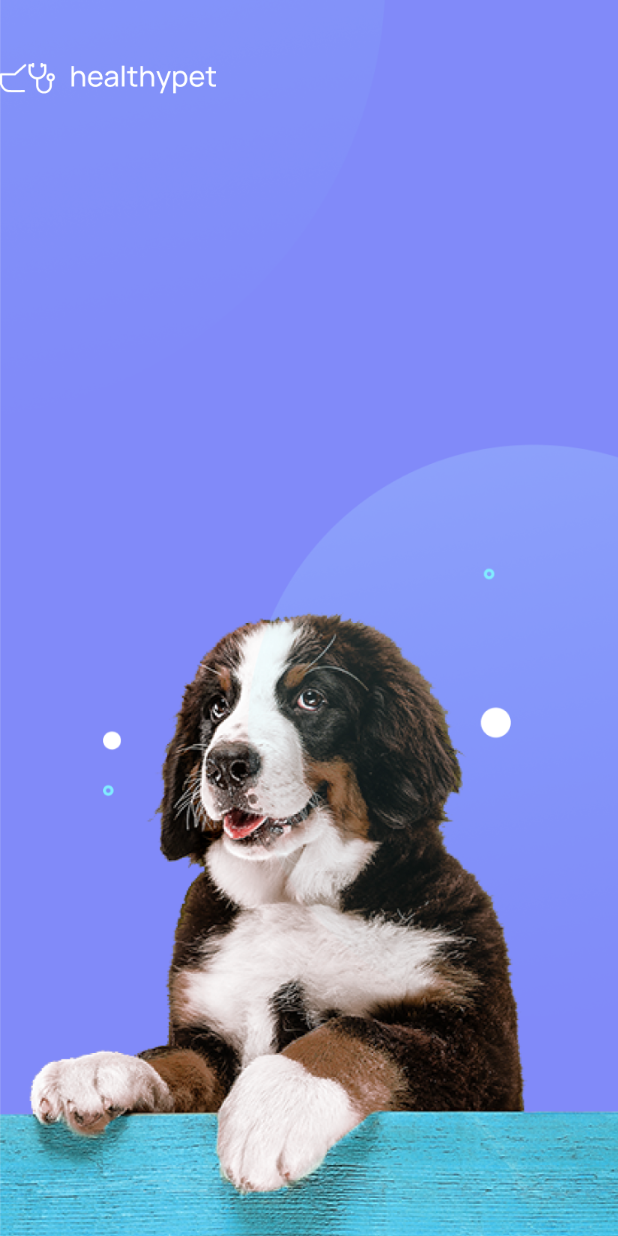
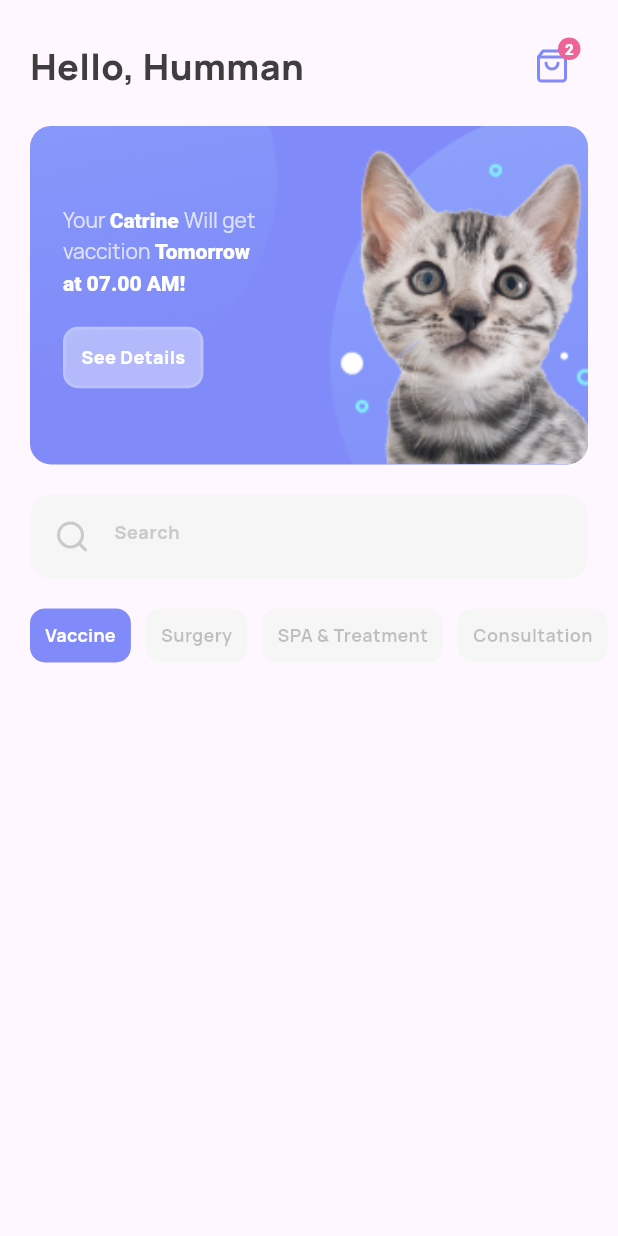
Before and after one commit to farhanariyanto03/ui_flutter1, a Flutter app: the screen it shows after launch, on a phone screen of 412 x 824 dp. Run offline on Flutter 3.47's test engine with Material 3 defaults, Android fonts, the phone set to English and light mode, and no system bars; our stand-ins replace flutter_feather_icons, google_fonts.

Commit message:
home screen

```diff
--- /dev/null
+++ b/lib/home_screen.dart
@@ -0,0 +1,204 @@
+import 'package:flutter/cupertino.dart';
+import 'package:flutter/material.dart';
+import 'package:flutter/services.dart';
+import 'package:flutter_feather_icons/flutter_feather_icons.dart';
+import 'package:google_fonts/google_fonts.dart';
+
+var services = ['Vaccine', 'Surgery', 'SPA & Treatment', 'Consultation'];
+var selectedService = 0;
+
+class HomeScreen extends StatelessWidget {
+  const HomeScreen({Key? key}) : super(key: key);
+
+  @override
+  Widget build(BuildContext context) {
+    SystemChrome.setSystemUIOverlayStyle(SystemUiOverlayStyle.dark);
+    return Scaffold(
+      body: SafeArea(
+        child: Column(
+          children: [
+            const SizedBox(height: 20),
+            _greetings(),
+            const SizedBox(height: 16),
+            _card(),
+            const SizedBox(height: 20),
+            _search(),
+            const SizedBox(
+              height: 20,
+            ),
+            SizedBox(
+              height: 36,
+              child: ListView.separated(
+                  padding: EdgeInsets.symmetric(horizontal: 20),
+                  scrollDirection: Axis.horizontal,
+                  itemBuilder: (context, index) => Container(
+                        padding: EdgeInsets.symmetric(horizontal: 10),
+                        decoration: BoxDecoration(
+                            color: selectedService == index
+                                ? Color(0xFF818AF9)
+                                : Color(0XFFF6F6F6),
+                            borderRadius: BorderRadius.circular(10)),
+                        child: Center(
+                          child: Text(
+                            services[index],
+                            style: GoogleFonts.manrope(
+                                fontSize: 12,
+                                fontWeight: FontWeight.bold,
+                                color: selectedService == index
+                                    ? Colors.white
+                                    : Color(0XFF3F3E3F).withOpacity(.3)),
+                          ),
+                        ),
+                      ),
+                  separatorBuilder: (context, index) => const SizedBox(
+                        width: 10,
+                      ),
+                  itemCount: services.length),
+            )
+          ],
+        ),
+      ),
+    );
+  }
+
+  Widget _search() {
+    return Container(
+      margin: const EdgeInsets.symmetric(horizontal: 20),
+      padding: const EdgeInsets.symmetric(vertical: 4, horizontal: 4),
+      decoration: BoxDecoration(
+          color: const Color(0xFFF6F6F6),
+          borderRadius: BorderRadius.circular(14)),
+      child: TextFormField(
+        decoration: InputDecoration(
+            border: InputBorder.none,
+            prefixIcon: Icon(
+              FeatherIcons.search,
+              color: const Color(0xFFCACACA),
+            ),
+            hintText: "Search",
+            hintStyle: GoogleFonts.manrope(
+                fontSize: 12,
+                fontWeight: FontWeight.bold,
+                color: const Color(0xFFCACACA),
+                height: 150 / 100)),
+      ),
+    );
+  }
+
+  AspectRatio _card() {
+    return AspectRatio(
+      aspectRatio: 336 / 184,
+      child: Container(
+        clipBehavior: Clip.hardEdge,
+        margin: const EdgeInsets.symmetric(horizontal: 20),
+        decoration: BoxDecoration(
+          borderRadius: BorderRadius.circular(14),
+          color: const Color(0xFF818AF9),
+        ),
+        child: Stack(
+          children: [
+            Image.asset(
+              'assets/images/background_card.png',
+              height: double.infinity,
+              width: double.infinity,
+              fit: BoxFit.cover,
+            ),
+            Padding(
+              padding: const EdgeInsets.symmetric(horizontal: 22),
+              child: Column(
+                mainAxisAlignment: MainAxisAlignment.center,
+                crossAxisAlignment: CrossAxisAlignment.start,
+                children: [
+                  RichText(
+                      text: TextSpan(
+                          text: "Your ",
+                          style: GoogleFonts.manrope(
+                              fontSize: 14,
+                              color: Color(0xFFDEE1FE),
+                              height: 150 / 100),
+                          children: const [
+                        TextSpan(
+                            text: "Catrine ",
+                            style: TextStyle(
+                                color: Colors.white,
+                                fontWeight: FontWeight.w800)),
+                        TextSpan(text: "Will get\nvaccition "),
+                        TextSpan(
+                            text: "Tomorrow\nat 07.00 AM! ",
+                            style: TextStyle(
+                                color: Colors.white,
+                                fontWeight: FontWeight.w800))
+                      ])),
+                  const SizedBox(height: 20),
+                  Container(
+                    padding: const EdgeInsets.all(10),
+                    decoration: BoxDecoration(
+                        color: Colors.white.withOpacity(.4),
+                        border: Border.all(
+                            color: Colors.white.withOpacity(.12), width: 2),
+                        borderRadius: BorderRadius.circular(10)),
+                    child: Text(
+                      "See Details",
+                      style: GoogleFonts.manrope(
+                          fontSize: 12,
+                          fontWeight: FontWeight.w800,
+                          color: Colors.white),
+                    ),
+                  ),
+                ],
+              ),
+            )
+          ],
+        ),
+      ),
+    );
+  }
+
+  Padding _greetings() {
+    return Padding(
+      padding: EdgeInsets.symmetric(horizontal: 20),
+      child: Row(
+        mainAxisAlignment: MainAxisAlignment.spaceBetween,
+        children: [
+          Text(
+            "Hello, Humman",
+            style: GoogleFonts.manrope(
+                fontSize: 24,
+                fontWeight: FontWeight.w800,
+                color: const Color(0xFF3F3E3F)),
+          ),
+          Stack(
+            children: [
+              IconButton(
+                onPressed: () {},
+                icon: Icon(
+                  FeatherIcons.shoppingBag,
+                  color: const Color(0xFF818AF9),
+                ),
+              ),
+              Positioned(
+                right: 5,
+                top: 5,
+                child: Container(
+                  height: 15,
+                  width: 15,
+                  decoration: BoxDecoration(
+                      color: Color(0xFFEF6497),
+                      borderRadius: BorderRadius.circular(15 / 2)),
+                  child: Center(
+                      child: Text(
+                    "2",
+                    style: GoogleFonts.mPlus1p(
+                        color: Colors.white,
+                        fontSize: 10,
+                        fontWeight: FontWeight.w800),
+                  )),
+                ),
+              )
+            ],
+          ),
+        ],
+      ),
+    );
+  }
+}
--- a/lib/splash_screen.dart
+++ b/lib/splash_screen.dart
@@ -1,10 +1,23 @@
 import 'package:flutter/material.dart';
+import 'package:flutter/services.dart';
+import 'package:google_fonts/google_fonts.dart';
+import 'package:ui/home_screen.dart';
 
 class SplashScreen extends StatelessWidget {
   const SplashScreen({super.key});
 
   @override
   Widget build(BuildContext context) {
+    SystemChrome.setSystemUIOverlayStyle(SystemUiOverlayStyle.light);
+
+    Future.delayed(const Duration(seconds: 3)).then((value) {
+      Navigator.of(context).pushReplacement(
+        MaterialPageRoute(
+          builder: (context) => const HomeScreen(),
+        ),
+      );
+    });
+
     return Scaffold(
       body: Stack(children: [
         Image.asset(
@@ -13,16 +26,34 @@ class SplashScreen extends StatelessWidget {
           width: double.infinity,
           height: double.infinity,
         ),
-        SafeArea(
-            child: Column(
-              crossAxisAlignment: CrossAxisAlignment.center,
-          children: [
-            const SizedBox(
-              height: 42
-              ),
-            Image.asset('assets/images/Logo-pet.png', height: 22),
+        Center(
+          child: SafeArea(
+              child: Column(
+            crossAxisAlignment: CrossAxisAlignment.center,
+            children: [
+              const SizedBox(height: 42),
+              Image.asset('assets/images/Logo-pet.png', height: 22),
+              const SizedBox(height: 73),
+              RichText(
+                  textAlign: TextAlign.center,
+                  text: TextSpan(
+                      text: "Helping you\nto keep",
+                      style: GoogleFonts.manrope(
+                          fontSize: 24,
+                          color: Color(0xFFDEE1FE),
+                          letterSpacing: 3.5 / 100,
+                          height: 152 / 100),
+                      children: const [
+                        TextSpan(
+                            text: "your bestie ",
+                            style: TextStyle(
+                                color: Colors.white,
+                                fontWeight: FontWeight.w800)),
+                        TextSpan(text: "\nstay healthy!")
+                      ]))
             ],
-        ))
+          )),
+        )
       ]),
     );
   }
--- a/pubspec.yaml
+++ b/pubspec.yaml
@@ -37,6 +37,9 @@ dependencies:
   cupertino_icons: ^1.0.6
 
   flutter_svg: ^2.0.10+1
+  google_fonts: ^6.2.1
+  flutter_native_splash: ^2.4.0
+  flutter_feather_icons: ^2.0.0+1
 
 dev_dependencies:
   flutter_test:
```
Also changed, not shown: assets/images/background_card.png (added), pubspec.lock, 1 other file.
